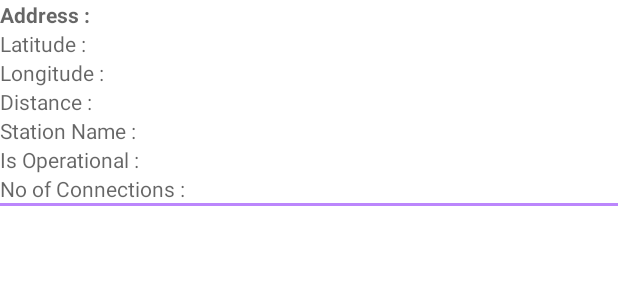
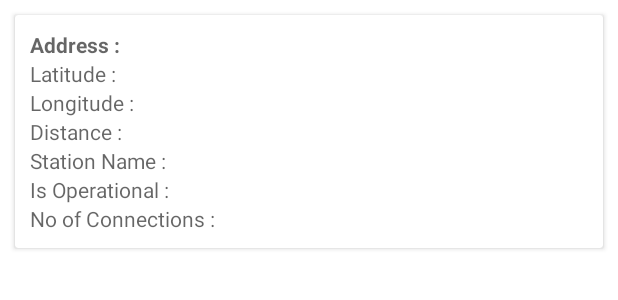
Before and after one commit to manasa-murali/ChargingStations, an Android app: the layout station_item.xml on its own in the app's theme, with its tools: preview values and no code run, on a phone screen of 412 x 824 dp. Shown: the top 300 px of the screen. Run offline under Robolectric (Android 15) with nearby library versions, the phone set to English and light mode, and no system bars.

Commit message:
UI Correction

```diff
--- a/app/src/main/java/com/example/chargingstations/view/StationFragment.kt
+++ b/app/src/main/java/com/example/chargingstations/view/StationFragment.kt
@@ -49,6 +49,8 @@ class StationFragment : Fragment(R.layout.fragment_station) {
                         view.findViewById<TextView>(R.id.error_text).visibility = View.VISIBLE
                     }
                     MyUIState.Initial -> {
+                        recyclerView.visibility = View.GONE
+                        view.findViewById<TextView>(R.id.error_text).visibility = View.GONE
                         viewModel.loadStationData(distance, userLocation)
                         startRefreshTimer()
                     }
--- a/app/src/main/res/layout/station_item.xml
+++ b/app/src/main/res/layout/station_item.xml
@@ -1,8 +1,15 @@
 <?xml version="1.0" encoding="utf-8"?>
-<androidx.constraintlayout.widget.ConstraintLayout xmlns:android="http://schemas.android.com/apk/res/android"
+
+<androidx.cardview.widget.CardView xmlns:android="http://schemas.android.com/apk/res/android"
     android:layout_width="match_parent"
     android:layout_height="wrap_content"
+    android:elevation="10dp"
+    android:layout_margin="10dp"
     xmlns:app="http://schemas.android.com/apk/res-auto">
+    <androidx.constraintlayout.widget.ConstraintLayout
+        android:layout_width="match_parent"
+        android:padding="10dp"
+        android:layout_height="match_parent">
     <TextView
         android:layout_width="match_parent"
         android:id="@+id/address"
@@ -62,12 +69,6 @@
         app:layout_constraintStart_toStartOf="parent"
         app:layout_constraintEnd_toEndOf="parent"
         android:layout_height="wrap_content"/>
-    <View
-        android:layout_width="fill_parent"
-        android:layout_height="2dp"
-        android:layout_alignParentBottom="true"
-        app:layout_constraintTop_toBottomOf="@id/connectionCount"
-        app:layout_constraintStart_toStartOf="parent"
-        app:layout_constraintEnd_toEndOf="parent"
-        android:background="@color/purple_200" />
-</androidx.constraintlayout.widget.ConstraintLayout>
+
+    </androidx.constraintlayout.widget.ConstraintLayout>
+</androidx.cardview.widget.CardView>
```
Also changed, not shown: app/src/main/java/com/example/chargingstations/view/StationAdapter.kt (+7 -7 lines).
